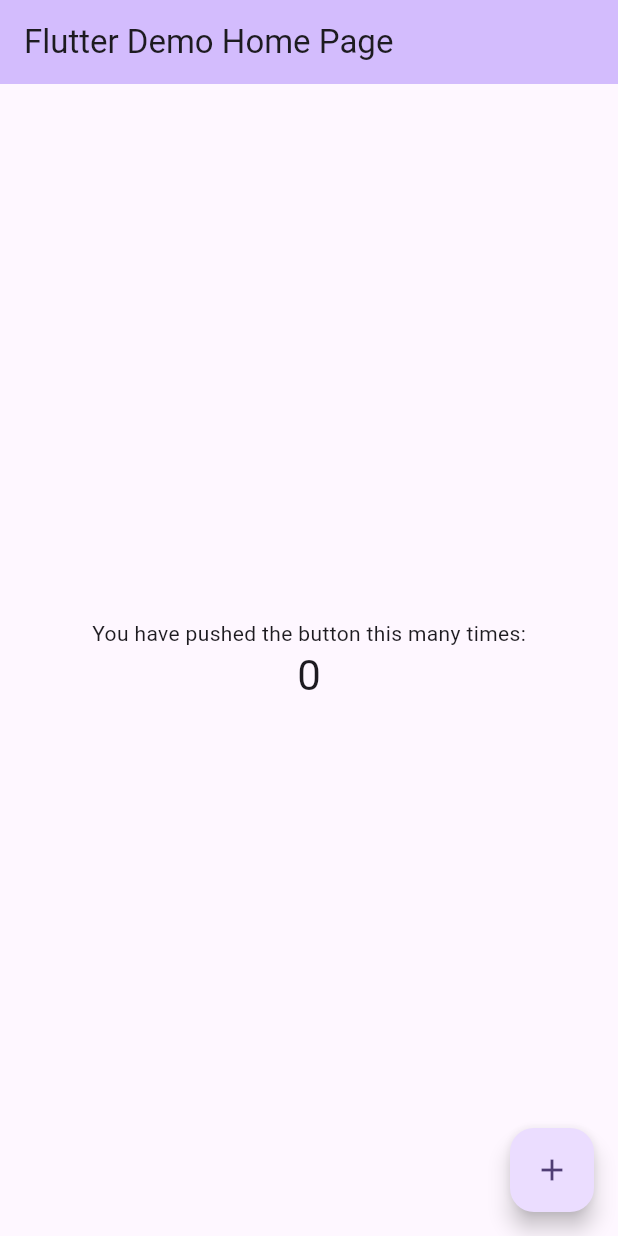
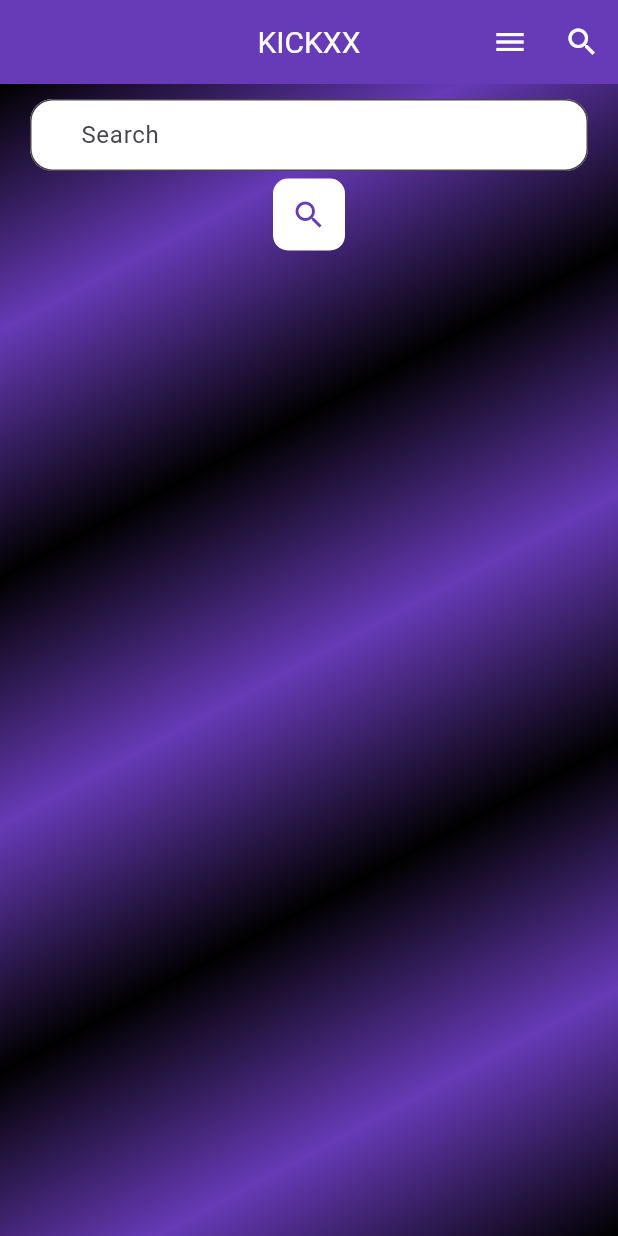
Before and after one commit to alim-55/KICKXX, a Flutter app: the screen it shows after launch, on a phone screen of 412 x 824 dp. Run offline on Flutter 3.47's test engine with Material 3 defaults, Android fonts, the phone set to English and light mode, and no system bars.

Commit message:
HomePage

```diff
--- /dev/null
+++ b/lib/HomePage.dart
@@ -0,0 +1,63 @@
+import 'package:flutter/material.dart';
+
+class HomePage extends StatelessWidget {
+  const HomePage({super.key});
+
+  @override
+  Widget build(BuildContext context) {
+    return Scaffold(
+      appBar: AppBar(
+        title: Text('KICKXX',style: TextStyle(color: Colors.white,fontSize: 20)),
+        centerTitle: true,
+        backgroundColor: Colors.deepPurple,
+        actions: [
+          IconButton(onPressed: () => {}, icon: Icon(Icons.menu,color: Colors.white,)),
+          IconButton(onPressed: () => {}, icon: Icon(Icons.search,color: Colors.white,)),
+        ],
+      ),
+      body: Container(
+        decoration: const BoxDecoration(
+          gradient: LinearGradient(
+            colors: [Colors.black,Colors.deepPurple,Colors.black,Colors.deepPurple,Colors.black,Colors.deepPurple,Colors.black],
+            begin: Alignment.topLeft,
+            end: Alignment.bottomRight,
+          ),
+        ),
+        padding: EdgeInsets.all(10),
+        child: Column(
+          mainAxisAlignment: MainAxisAlignment.start,
+          children: [
+            Padding(padding: EdgeInsets.symmetric(horizontal: 10),
+              child:TextField(
+                decoration: InputDecoration(
+                  hintText: 'Search',
+                  filled: true,
+                  fillColor: Colors.white,
+                  border: OutlineInputBorder(
+                    borderRadius: BorderRadius.circular(15),
+                  ),
+                  contentPadding: EdgeInsets.symmetric(horizontal: 30),
+                ),
+                onChanged: (t){
+                  print(t);
+                },
+              ),
+            ),
+            SizedBox(height: 5,),
+            Container(
+              decoration: BoxDecoration(
+                borderRadius: BorderRadius.circular(10),
+                color: Colors.white,
+              ),
+              child: IconButton(
+                onPressed: ()=>{},
+                icon: Icon(Icons.search,color: Colors.deepPurple,),
+              ),
+            ),
+
+          ],
+        ),
+      ),
+    );
+  }
+}
--- a/lib/main.dart
+++ b/lib/main.dart
@@ -1,8 +1,8 @@
 import 'package:flutter/material.dart';
+import 'HomePage.dart';
 
-void main() {
-  runApp(const MyApp());
-}
+void main() => runApp(const MyApp());
+
 
 class MyApp extends StatelessWidget {
   const MyApp({super.key});
@@ -11,115 +11,7 @@ class MyApp extends StatelessWidget {
   @override
   Widget build(BuildContext context) {
     return MaterialApp(
-      title: 'Flutter Demo',
-      theme: ThemeData(
-        // This is the theme of your application.
-        //
-        // TRY THIS: Try running your application with "flutter run". You'll see
-        // the application has a purple toolbar. Then, without quitting the app,
-        // try changing the seedColor in the colorScheme below to Colors.green
-        // and then invoke "hot reload" (save your changes or press the "hot
-        // reload" button in a Flutter-supported IDE, or press "r" if you used
-        // the command line to start the app).
-        //
-        // Notice that the counter didn't reset back to zero; the application
-        // state is not lost during the reload. To reset the state, use hot
-        // restart instead.
-        //
-        // This works for code too, not just values: Most code changes can be
-        // tested with just a hot reload.
-        colorScheme: ColorScheme.fromSeed(seedColor: Colors.deepPurple),
-        useMaterial3: true,
-      ),
-      home: const MyHomePage(title: 'Flutter Demo Home Page'),
+      home: HomePage(),
     );
   }
 }
-
-class MyHomePage extends StatefulWidget {
-  const MyHomePage({super.key, required this.title});
-
-  // This widget is the home page of your application. It is stateful, meaning
-  // that it has a State object (defined below) that contains fields that affect
-  // how it looks.
-
-  // This class is the configuration for the state. It holds the values (in this
-  // case the title) provided by the parent (in this case the App widget) and
-  // used by the build method of the State. Fields in a Widget subclass are
-  // always marked "final".
-
-  final String title;
-
-  @override
-  State<MyHomePage> createState() => _MyHomePageState();
-}
-
-class _MyHomePageState extends State<MyHomePage> {
-  int _counter = 0;
-
-  void _incrementCounter() {
-    setState(() {
-      // This call to setState tells the Flutter framework that something has
-      // changed in this State, which causes it to rerun the build method below
-      // so that the display can reflect the updated values. If we changed
-      // _counter without calling setState(), then the build method would not be
-      // called again, and so nothing would appear to happen.
-      _counter++;
-    });
-  }
-
-  @override
-  Widget build(BuildContext context) {
-    // This method is rerun every time setState is called, for instance as done
-    // by the _incrementCounter method above.
-    //
-    // The Flutter framework has been optimized to make rerunning build methods
-    // fast, so that you can just rebuild anything that needs updating rather
-    // than having to individually change instances of widgets.
-    return Scaffold(
-      appBar: AppBar(
-        // TRY THIS: Try changing the color here to a specific color (to
-        // Colors.amber, perhaps?) and trigger a hot reload to see the AppBar
-        // change color while the other colors stay the same.
-        backgroundColor: Theme.of(context).colorScheme.inversePrimary,
-        // Here we take the value from the MyHomePage object that was created by
-        // the App.build method, and use it to set our appbar title.
-        title: Text(widget.title),
-      ),
-      body: Center(
-        // Center is a layout widget. It takes a single child and positions it
-        // in the middle of the parent.
-        child: Column(
-          // Column is also a layout widget. It takes a list of children and
-          // arranges them vertically. By default, it sizes itself to fit its
-          // children horizontally, and tries to be as tall as its parent.
-          //
-          // Column has various properties to control how it sizes itself and
-          // how it positions its children. Here we use mainAxisAlignment to
-          // center the children vertically; the main axis here is the vertical
-          // axis because Columns are vertical (the cross axis would be
-          // horizontal).
-          //
-          // TRY THIS: Invoke "debug painting" (choose the "Toggle Debug Paint"
-          // action in the IDE, or press "p" in the console), to see the
-          // wireframe for each widget.
-          mainAxisAlignment: MainAxisAlignment.center,
-          children: <Widget>[
-            const Text(
-              'You have pushed the button this many times:',
-            ),
-            Text(
-              '$_counter',
-              style: Theme.of(context).textTheme.headlineMedium,
-            ),
-          ],
-        ),
-      ),
-      floatingActionButton: FloatingActionButton(
-        onPressed: _incrementCounter,
-        tooltip: 'Increment',
-        child: const Icon(Icons.add),
-      ), // This trailing comma makes auto-formatting nicer for build methods.
-    );
-  }
-}
```
